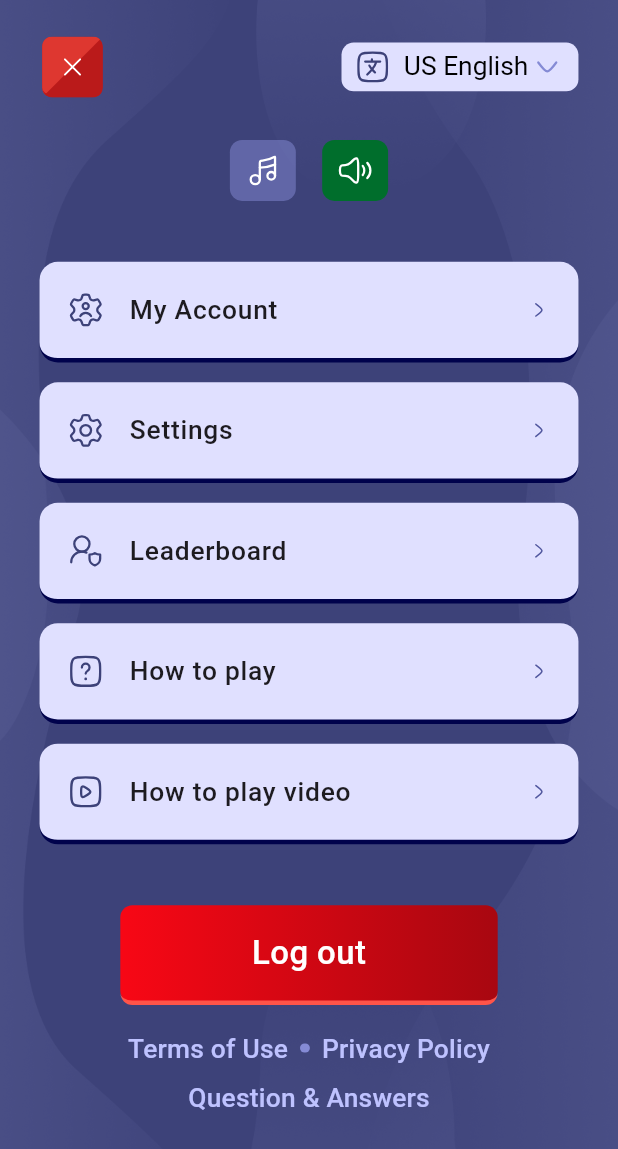
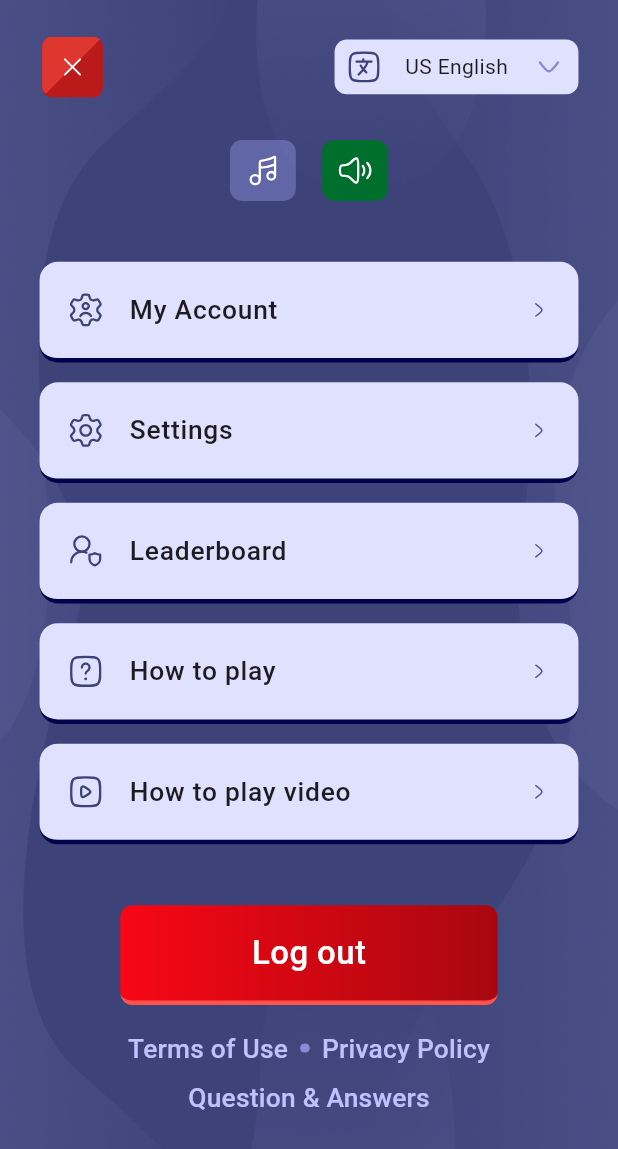
Before and after one commit to santorasu/angelgrullxm_social_network_app, a Flutter app: the SideBarScreen screen opened directly, on a phone screen of 412 x 824 dp. Shown: the top 1149 px of the screen. Run offline on Flutter 3.47's test engine with Material 3 defaults, Android fonts, the phone set to English and light mode, and no system bars; our stand-ins replace flutter_riverpod, flutter_screenutil, flutter_svg, google_fonts, pin_code_fields; missing offline and left inert: country_pickers; Roboto replaces fonts that are missing (Roboto Flex).

Commit message:
Added Riverpod in music and volume icon

```diff
--- a/lib/src/core/constant/icons.dart
+++ b/lib/src/core/constant/icons.dart
@@ -24,4 +24,5 @@ class AppIcons {
   static const String threeDotSvg = "$iconsUrl/three_dot.svg";
   static const String stopWatchSvg = "$iconsUrl/stop-watch.svg";
   static const String profileSvg = "$iconsUrl/profile.svg";
+  static const String lineSvg = "$iconsUrl/lineSvg.svg";
 }
--- a/lib/src/feature/neheelsounfan/screen/question_answer/presentation/question_answers_screen.dart
+++ b/lib/src/feature/neheelsounfan/screen/question_answer/presentation/question_answers_screen.dart
@@ -194,6 +194,7 @@ class _QuestionAnswersScreenState extends ConsumerState<QuestionAnswersScreen> {
                               thumbVisibility: true,
                               thickness: 10,
                               child: SingleChildScrollView(
+                                controller: _scrollController,
                                 scrollDirection: Axis.horizontal,
                                 child: Container(
                                   width: 361.w,
--- a/lib/src/feature/neheelsounfan/screen/side_bar/presentation/side_bar_screen.dart
+++ b/lib/src/feature/neheelsounfan/screen/side_bar/presentation/side_bar_screen.dart
@@ -5,7 +5,10 @@ import 'package:flutter_svg/flutter_svg.dart';
 import '../../../../../core/constant/icons.dart';
 import '../../start_screen/widgets/app_screen_background.dart';
 import '../../start_screen/widgets/icon_box.dart';
+import '../riverpod/chceking.dart';
+import '../riverpod/side_bar_notifier.dart';
 import '../widgets/build_side_bar_tile.dart';
+import '../widgets/custom_menu.dart';
 import '../widgets/term_text.dart';
 
 final languageProvider = StateProvider<String>((ref) => 'US English');
@@ -13,17 +16,10 @@ final languageProvider = StateProvider<String>((ref) => 'US English');
 class SideBarScreen extends ConsumerWidget {
   SideBarScreen({super.key});
 
-  final List<String> languages = [
-    'US English',
-    'UK English',
-    'Bangla',
-    'Hindi',
-  ];
+  final _menuKey = GlobalKey();
 
   @override
   Widget build(BuildContext context, WidgetRef ref) {
-    final selectedLanguage = ref.watch(languageProvider);
-
     return Scaffold(
       body: AppScreenBackground(
         child: Padding(
@@ -45,42 +41,40 @@ class SideBarScreen extends ConsumerWidget {
                     ),
                   ),
                   SizedBox(width: 100.w),
-                  Container(
-                    height: 32.h,
+                  Consumer(
+                    builder: (_, ref, _) {
+                      final droptext = ref.watch(result) ?? "US English";
+                      return GestureDetector(
+                        key: _menuKey,
+                        onTap: () async {
+                          final value = await customPopupMenu(
+                            context: context,
+                            key: _menuKey,
+                            list: {"US ENGLISH", "عربي"},
+                            height: 150.h,
+                          );
+                          ref.read(result.notifier).state = value;
+                        },
+                        child: Container(
+                          height: 36.h,
+                          width: 148.w,
                           decoration: BoxDecoration(
-                      color: Color(0xffE0E0FF),
-                      borderRadius: BorderRadius.circular(8.r),
+                            borderRadius: BorderRadius.all(
+                              Radius.circular(8.r),
                             ),
-                    padding: EdgeInsets.symmetric(horizontal: 8.w),
-                    child: DropdownButtonHideUnderline(
-                      child: DropdownButton<String>(
-                        value: selectedLanguage,
-                        icon: SvgPicture.asset(AppIcons.dropDownSvg),
-                        dropdownColor: Color(0xffE0E0FF),
-                        borderRadius: BorderRadius.circular(8.r),
-                        style: TextStyle(color: Colors.black, fontSize: 16.sp),
-                        onChanged: (String? newValue) {
-                          if (newValue != null) {
-                            ref.read(languageProvider.notifier).state =
-                                newValue;
-                          }
-                        },
-                        items: languages.map<DropdownMenuItem<String>>((
-                          String value,
-                        ) {
-                          return DropdownMenuItem<String>(
-                            value: value,
+                            color: Color(0xFFE0E0FF),
+                          ),
                           child: Row(
+                            mainAxisAlignment: MainAxisAlignment.spaceAround,
                             children: [
                               SvgPicture.asset(AppIcons.languageIconSvg),
-                                SizedBox(width: 8.w),
-                                Text(value),
+                              Text(droptext),
+                              SvgPicture.asset(AppIcons.dropDownSvg),
                             ],
                           ),
+                        ),
                       );
-                        }).toList(),
-                      ),
-                    ),
+                    },
                   ),
                 ],
               ),
@@ -88,15 +82,44 @@ class SideBarScreen extends ConsumerWidget {
               Row(
                 mainAxisAlignment: MainAxisAlignment.center,
                 children: [
+                  Consumer(
+                    builder: (_, ref, _) {
+                      final isVisible = ref.watch(sideBarProvider).isVisible;
+                      return GestureDetector(
+                        onTap: () {
+                          ref.read(sideBarProvider.notifier).onVisibleLine();
+                        },
+                        child: Stack(
+                          children: [
                             IconBox(
                               icon: SvgPicture.asset(
                                 AppIcons.musicSvg,
                                 height: 28.h,
                                 width: 28.w,
                               ),
-                    backgroundColor: Color(0xff858BD5).withValues(alpha: 0.5),
+                              backgroundColor: Color(
+                                0xff858BD5,
+                              ).withValues(alpha: 0.5),
+                            ),
+                            if (isVisible)
+                              Positioned(
+                                child: SvgPicture.asset(AppIcons.lineSvg),
+                              ),
+                          ],
+                        ),
+                      );
+                    },
                   ),
                   SizedBox(width: 16.w),
+                  Consumer(
+                    builder: (_, ref, _) {
+                      final isVisible = ref.watch(sideBarProvider).isVisibleVolume;
+                      return GestureDetector(
+                        onTap: () {
+                          ref.read(sideBarProvider.notifier).onVisibleVolume();
+                        },
+                        child: Stack(
+                          children: [
                             IconBox(
                               icon: SvgPicture.asset(
                                 AppIcons.volumeIcon,
@@ -104,6 +127,15 @@ class SideBarScreen extends ConsumerWidget {
                                 width: 28.w,
                               ),
                               backgroundColor: Color(0xff006E2C),
+                            ),
+                            if (isVisible)
+                              Positioned(
+                                child: SvgPicture.asset(AppIcons.lineSvg),
+                              ),
+                          ],
+                        ),
+                      );
+                    },
                   ),
                 ],
               ),
--- /dev/null
+++ b/lib/src/feature/neheelsounfan/screen/side_bar/riverpod/chceking.dart
@@ -0,0 +1,5 @@
+import 'package:flutter_riverpod/flutter_riverpod.dart';
+
+final result = StateProvider<String?>((ref){
+  return null;
+});
```
Also changed, not shown: lib/src/feature/neheelsounfan/screen/side_bar/riverpod/Languages.dart (deleted, +0 -8 lines), lib/src/feature/neheelsounfan/screen/side_bar/riverpod/side_bar_notifier.dart (added, +26 -0 lines), lib/src/feature/neheelsounfan/screen/side_bar/riverpod/side_bar_state.dart (added, +23 -0 lines), lib/src/feature/neheelsounfan/screen/side_bar/widgets/custom_menu.dart (added, +54 -0 lines), assets/icons/lineSvg.svg (added). Lines whose indentation alone changed are shown as unchanged.
